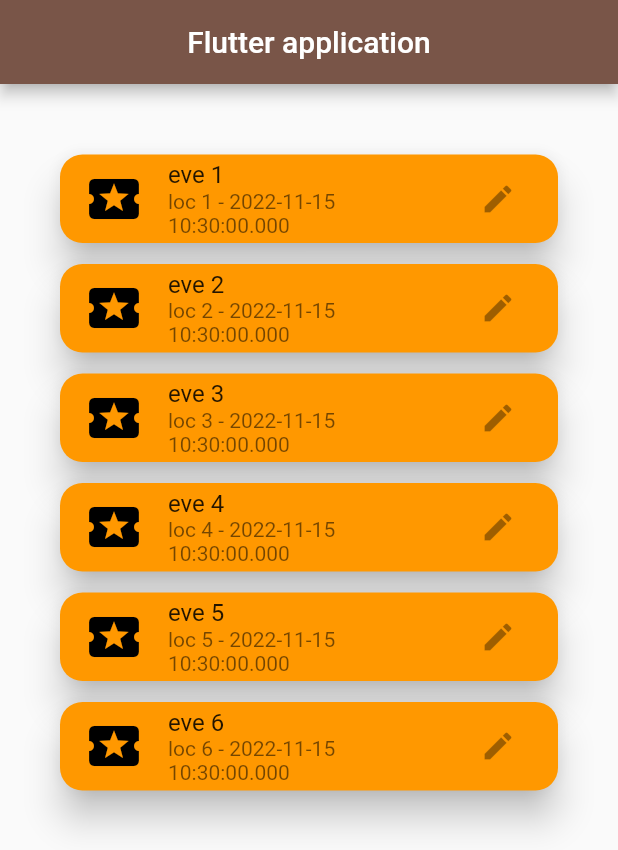
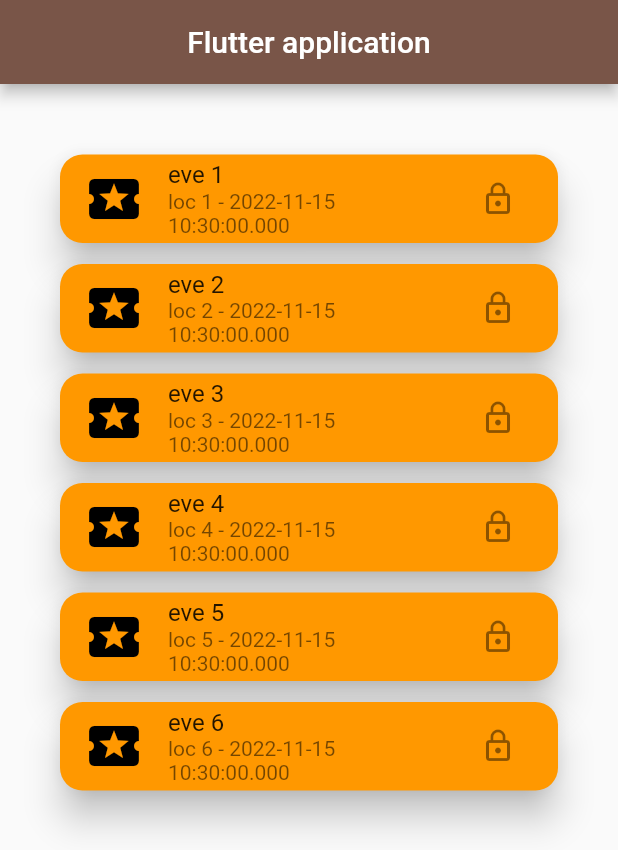
Before and after one commit to olimpijskijDev/flutter, a Flutter app: the screen it shows after launch, on a phone screen of 412 x 824 dp. Shown: the top 850 px of the screen. Run offline on Flutter 3.47's test engine with Material 2 defaults, Android fonts, the light colour scheme and no system bars; project files that could hold a hidden picture were left out.

Commit message:
editing_eventsClass

```diff
--- a/lib/components/event_cards.dart
+++ b/lib/components/event_cards.dart
@@ -1,7 +1,7 @@
 import 'package:application_2/events.dart';
 import 'package:flutter/material.dart';
 
-class eventsCard extends StatelessWidget {
+class eventsCard extends StatefulWidget {
   const eventsCard({
     Key? key,
     required this.events,
@@ -10,29 +10,45 @@ class eventsCard extends StatelessWidget {
   final Eve events;
 
   @override
+  State<eventsCard> createState() => _eventsCardState();
+}
+
+class _eventsCardState extends State<eventsCard> {
+  bool _isEnabled = true;
+
+  @override
+  void initState() {
+    // TODO: implement initState
+    super.initState();
+    print("initstate");
+  }
+
+  @override
   Widget build(BuildContext context) {
+    print("build");
     return Card(
       color: Colors.orange,
       elevation: 10,
       margin: EdgeInsets.symmetric(vertical: 7.0),
-      shape: RoundedRectangleBorder(
-          borderRadius: BorderRadius.circular(15)),
+      shape: RoundedRectangleBorder(borderRadius: BorderRadius.circular(15)),
       child: ListTile(
-        title: Text(events.name),
-        subtitle: Text(
-            "${events.location} - ${events.startDateTime}"),
+        enabled: _isEnabled,
+        title: Text(widget.events.name),
+        subtitle:
+            Text("${widget.events.location} - ${widget.events.startDateTime}"),
         leading: Icon(
           Icons.local_activity,
           color: Colors.black,
           size: 40.0,
         ),
         trailing: IconButton(
-          icon: Icon(Icons.edit),
-          onPressed: null,
+          icon: _isEnabled ? Icon(Icons.lock_outline) : Icon(Icons.lock_open),
+          onPressed: () => setState(() {
+            _isEnabled = !_isEnabled;
+          }),
         ),
-        onTap: () => print("${events.name} -- tap"),
-        onLongPress: () =>
-            print("${events.name} -- longtap"),
+        onTap: () => print("${widget.events.name} -- tap"),
+        onLongPress: () => print("${widget.events.name} -- longtap"),
       ),
     );
   }
--- a/lib/screens/screens_home.dart
+++ b/lib/screens/screens_home.dart
@@ -4,7 +4,7 @@ import 'package:flutter/material.dart';
 
 class homeScreen extends StatelessWidget {
 
-  List<Eve> get events => [
+   List<Eve> get events => [
     Eve(name: "eve 1", location: "loc 1", startDateTime: DateTime.now()),
     Eve(name: "eve 2", location: "loc 2", startDateTime: DateTime.now()),
     Eve(name: "eve 3", location: "loc 3", startDateTime: DateTime.now()),
```
